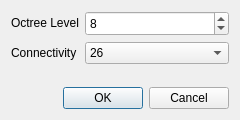
Before: the Qt Designer form ui/qGAEVoxelDialog.ui in farmakis/qGAE, drawn with Qt 5.
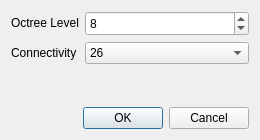
After: the same form once the commit is applied. Custom widgets are drawn as their Qt base class.

Commit message: integrate octree spin box

What changed in the file:
```diff
--- a/ui/qGAEVoxelDialog.ui
+++ b/ui/qGAEVoxelDialog.ui
@@ -6,8 +6,8 @@
    <rect>
     <x>0</x>
     <y>0</y>
-    <width>240</width>
-    <height>120</height>
+    <width>260</width>
+    <height>140</height>
    </rect>
   </property>
   <property name="sizePolicy">
```
Left out of the diff: 4 changed lines with no effect on the pictures. The commit also changes 3 other files.
